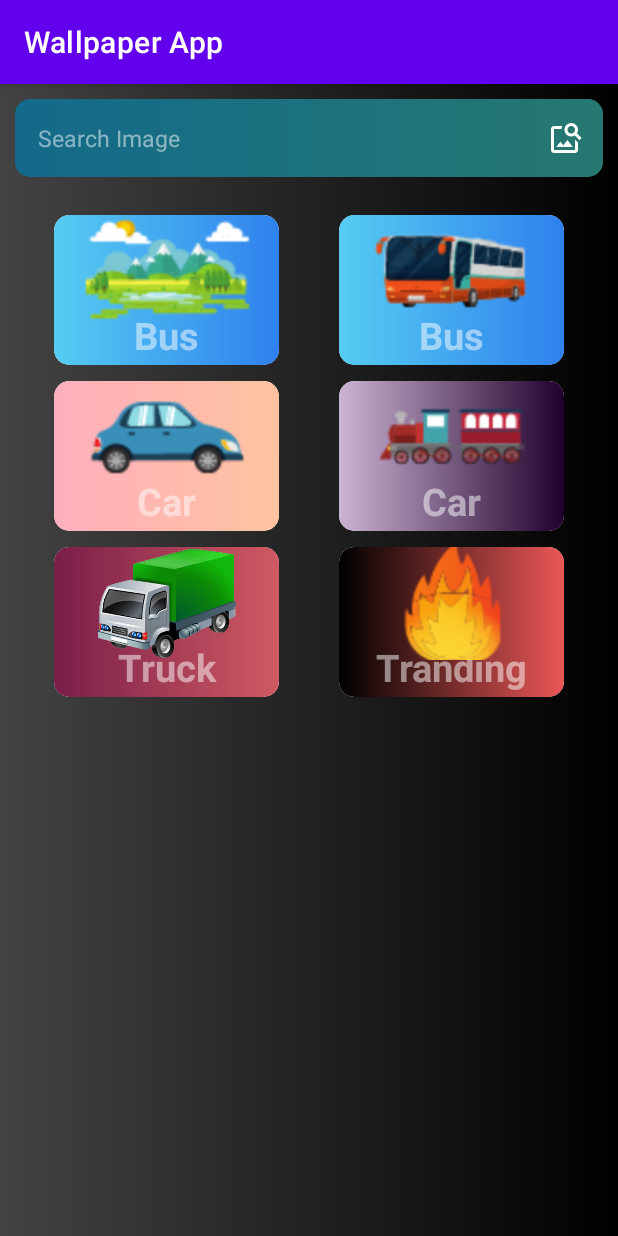
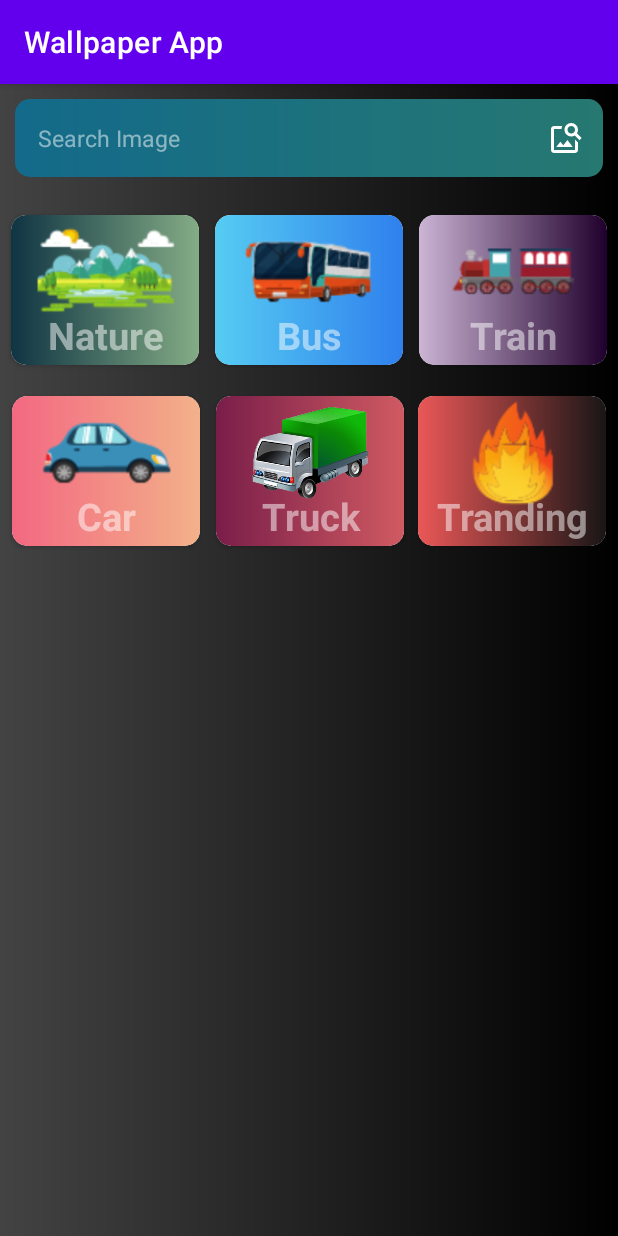
Before and after one commit to PrantoMondal/WallpaperApp, an Android app: the screen it shows after launch (MainActivity), on a phone screen of 412 x 824 dp. Run offline under Robolectric (Android 15) with nearby library versions, the light colour scheme and no system bars.

Commit message:
GhoshaMaza added

```diff
--- a/app/src/main/res/drawable/gradient_01.xml
+++ b/app/src/main/res/drawable/gradient_01.xml
@@ -1,8 +1,8 @@
 <?xml version="1.0" encoding="utf-8"?>
 <shape xmlns:android="http://schemas.android.com/apk/res/android"
     android:shape="rectangle">
-    <gradient android:startColor="#FFAFBD"
-        android:endColor="#FFC3A0">
+    <gradient android:startColor="#F36881"
+        android:endColor="#F3B18A">
     </gradient>
     <corners android:radius="10dp">
     </corners>
--- a/app/src/main/res/drawable/gradienttrending.xml
+++ b/app/src/main/res/drawable/gradienttrending.xml
@@ -3,8 +3,9 @@
     android:shape="rectangle">
     <!--  Gradient Bg for listrow -->
     <gradient
-        android:startColor="#000000"
-        android:endColor="#EB5757"
+        android:startColor="#EB5757"
+        android:endColor="#191616"
+
      />
     <corners android:radius="10dp"></corners>
 </shape>
--- a/app/src/main/res/layout/activity_main.xml
+++ b/app/src/main/res/layout/activity_main.xml
@@ -27,14 +27,15 @@
             android:textSize="15sp"/>
 
         <ImageButton
+            android:id="@+id/search"
             android:layout_width="50dp"
             android:layout_height="50dp"
             android:layout_gravity="center"
-            android:src="@drawable/ic_baseline_image_search_24"
-            android:id="@+id/search"
             android:layout_marginLeft="-50dp"
             android:background="@android:color/transparent"
-            app:tint="@color/white" />
+            android:src="@drawable/ic_baseline_image_search_24"
+            app:tint="@color/white"
+            tools:ignore="SpeakableTextPresentCheck" />
 
 
 
@@ -57,11 +58,44 @@
             android:orientation="horizontal">
 
             <androidx.cardview.widget.CardView
-                android:layout_width="150dp"
+                android:layout_width="125dp"
                 android:layout_height="100dp"
                 android:id="@+id/nature"
-                android:layout_marginLeft="20dp"
-                android:layout_marginRight="20dp"
+                android:layout_marginLeft="5dp"
+                android:layout_marginRight="5dp"
+                android:layout_marginTop="5dp"
+                android:layout_marginBottom="5dp"
+                app:cardCornerRadius="10dp">
+                <TextView
+                    android:layout_width="match_parent"
+                    android:layout_height="match_parent"
+                    android:text="Nature"
+
+                    android:paddingTop="60dp"
+                    android:textColor="#80FFFFFF"
+                    android:background="@drawable/gradientnature"
+                    android:gravity="center"
+                    android:textSize="25sp"
+                    android:textStyle="bold">
+
+                </TextView>
+                <ImageView
+                    android:layout_width="match_parent"
+                    android:layout_height="75dp"
+                    android:gravity="center"
+                    android:scaleType="centerCrop"
+                    android:src="@drawable/nature">
+
+                </ImageView>
+
+
+            </androidx.cardview.widget.CardView>
+            <androidx.cardview.widget.CardView
+                android:layout_width="125dp"
+                android:layout_height="100dp"
+                android:id="@+id/bus"
+                android:layout_marginLeft="5dp"
+                android:layout_marginRight="5dp"
                 android:layout_marginTop="5dp"
                 android:layout_marginBottom="5dp"
                 app:cardCornerRadius="10dp">
@@ -79,40 +113,7 @@
 
                 </TextView>
                 <ImageView
-                    android:layout_width="150dp"
-                    android:layout_height="75dp"
-                    android:gravity="center"
-                    android:scaleType="centerCrop"
-                    android:src="@drawable/nature">
-
-                </ImageView>
-
-
-            </androidx.cardview.widget.CardView>
-            <androidx.cardview.widget.CardView
-                android:layout_width="150dp"
-                android:layout_height="100dp"
-                android:id="@+id/bus"
-                android:layout_marginLeft="20dp"
-                android:layout_marginRight="20dp"
-                android:layout_marginTop="5dp"
-                android:layout_marginBottom="5dp"
-                app:cardCornerRadius="10dp">
-                <TextView
                     android:layout_width="match_parent"
-                    android:layout_height="match_parent"
-                    android:text="Bus"
-
-                    android:paddingTop="60dp"
-                    android:textColor="#80FFFFFF"
-                    android:background="@drawable/gradientbus"
-                    android:gravity="center"
-                    android:textSize="25sp"
-                    android:textStyle="bold">
-
-                </TextView>
-                <ImageView
-                    android:layout_width="150dp"
                     android:layout_height="75dp"
                     android:gravity="center"
                     android:scaleType="centerCrop"
@@ -122,65 +123,19 @@
 
 
             </androidx.cardview.widget.CardView>
-
-
-
-
-        </LinearLayout>
-        <LinearLayout
-            android:layout_width="match_parent"
-            android:layout_height="wrap_content"
-            android:gravity="center"
-            android:layout_marginLeft="5dp"
-            android:layout_marginRight="5dp"
-            android:orientation="horizontal">
-
             <androidx.cardview.widget.CardView
-                android:layout_width="150dp"
+                android:layout_width="125dp"
                 android:layout_height="100dp"
-                android:id="@+id/car"
-                android:layout_marginLeft="20dp"
-                android:layout_marginRight="20dp"
+                android:id="@+id/train"
+                android:layout_marginLeft="5dp"
+                android:layout_marginRight="5dp"
                 android:layout_marginTop="5dp"
                 android:layout_marginBottom="5dp"
                 app:cardCornerRadius="10dp">
                 <TextView
                     android:layout_width="match_parent"
                     android:layout_height="match_parent"
-                    android:text="Car"
-
-                    android:paddingTop="60dp"
-                    android:textColor="#80FFFFFF"
-                    android:background="@drawable/gradient_01"
-                    android:gravity="center"
-                    android:textSize="25sp"
-                    android:textStyle="bold">
-
-                </TextView>
-                <ImageView
-                    android:layout_width="150dp"
-                    android:layout_height="75dp"
-                    android:gravity="center"
-                    android:scaleType="centerCrop"
-                    android:src="@drawable/car">
-
-                </ImageView>
-
-
-            </androidx.cardview.widget.CardView>
-            <androidx.cardview.widget.CardView
-                android:layout_width="150dp"
-                android:layout_height="100dp"
-                android:id="@+id/train"
-                android:layout_marginLeft="20dp"
-                android:layout_marginRight="20dp"
-                android:layout_marginTop="5dp"
-                android:layout_marginBottom="5dp"
-                app:cardCornerRadius="10dp">
-                <TextView
-                    android:layout_width="match_parent"
-                    android:layout_height="match_parent"
-                    android:text="Car"
+                    android:text="Train"
 
                     android:paddingTop="60dp"
                     android:textColor="#80FFFFFF"
@@ -191,7 +146,7 @@
 
                 </TextView>
                 <ImageView
-                    android:layout_width="150dp"
+                    android:layout_width="match_parent"
                     android:layout_height="75dp"
                     android:gravity="center"
                     android:scaleType="centerCrop"
@@ -210,16 +165,50 @@
             android:layout_width="match_parent"
             android:layout_height="wrap_content"
             android:gravity="center"
+            android:layout_marginTop="10dp"
             android:layout_marginLeft="5dp"
             android:layout_marginRight="5dp"
             android:orientation="horizontal">
 
             <androidx.cardview.widget.CardView
-                android:layout_width="150dp"
+                android:layout_width="125dp"
+                android:layout_height="100dp"
+                android:id="@+id/car"
+                android:layout_marginLeft="5dp"
+                android:layout_marginRight="5dp"
+                android:layout_marginTop="5dp"
+                android:layout_marginBottom="5dp"
+                app:cardCornerRadius="10dp">
+                <TextView
+                    android:layout_width="match_parent"
+                    android:layout_height="match_parent"
+                    android:text="Car"
+
+                    android:paddingTop="60dp"
+                    android:textColor="#80FFFFFF"
+                    android:background="@drawable/gradient_01"
+                    android:gravity="center"
+                    android:textSize="25sp"
+                    android:textStyle="bold">
+
+                </TextView>
+                <ImageView
+                    android:layout_width="match_parent"
+                    android:layout_height="75dp"
+                    android:gravity="center"
+                    android:scaleType="centerCrop"
+                    android:src="@drawable/car">
+
+                </ImageView>
+
+
+            </androidx.cardview.widget.CardView>
+            <androidx.cardview.widget.CardView
+                android:layout_width="125dp"
                 android:layout_height="100dp"
                 android:id="@+id/truck"
-                android:layout_marginLeft="20dp"
-                android:layout_marginRight="20dp"
+                android:layout_marginLeft="5dp"
+                android:layout_marginRight="5dp"
                 android:layout_marginTop="5dp"
                 android:layout_marginBottom="5dp"
                 app:cardCornerRadius="10dp">
@@ -237,7 +226,7 @@
 
                 </TextView>
                 <ImageView
-                    android:layout_width="150dp"
+                    android:layout_width="match_parent"
                     android:layout_height="75dp"
                     android:gravity="center"
                     android:scaleType="centerCrop"
@@ -248,11 +237,11 @@
 
             </androidx.cardview.widget.CardView>
             <androidx.cardview.widget.CardView
-                android:layout_width="150dp"
+                android:layout_width="125dp"
                 android:layout_height="100dp"
                 android:id="@+id/tranding"
-                android:layout_marginLeft="20dp"
-                android:layout_marginRight="20dp"
+                android:layout_marginLeft="4dp"
+                android:layout_marginRight="5dp"
                 android:layout_marginTop="5dp"
                 android:layout_marginBottom="5dp"
                 app:cardCornerRadius="10dp">
@@ -270,7 +259,7 @@
 
                 </TextView>
                 <ImageView
-                    android:layout_width="150dp"
+                    android:layout_width="match_parent"
                     android:layout_height="75dp"
                     android:gravity="center"
                     android:scaleType="centerCrop"
@@ -285,6 +274,21 @@
 
 
         </LinearLayout>
+        <LinearLayout
+            android:layout_width="match_parent"
+            android:layout_height="wrap_content"
+            android:gravity="center"
+            android:layout_marginTop="10dp"
+            android:layout_marginLeft="5dp"
+            android:layout_marginRight="5dp"
+            android:orientation="horizontal">
+
+
+
+
+
+
+        </LinearLayout>
 
 
     </LinearLayout>
@@ -293,6 +297,10 @@
         android:id="@+id/recyclerview"
         android:layout_width="match_parent"
         android:layout_height="match_parent"
+        android:orientation="horizontal"
+        android:scrollbars="horizontal"
+        tools:itemCount="100"
+
         android:layout_below="@+id/bottomLayout">
 
     </androidx.recyclerview.widget.RecyclerView>
```
